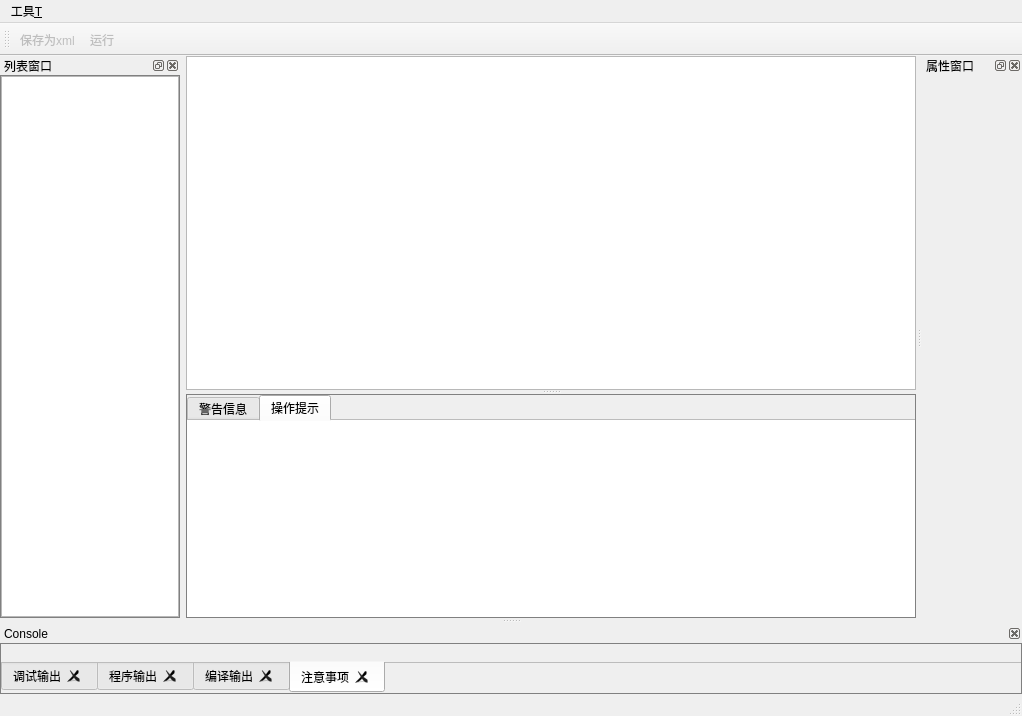
Tangzixia/Digital-Prototype, file prototype_v1202/RadarPrototype/mainwindow_radar.ui: the form before one commit.
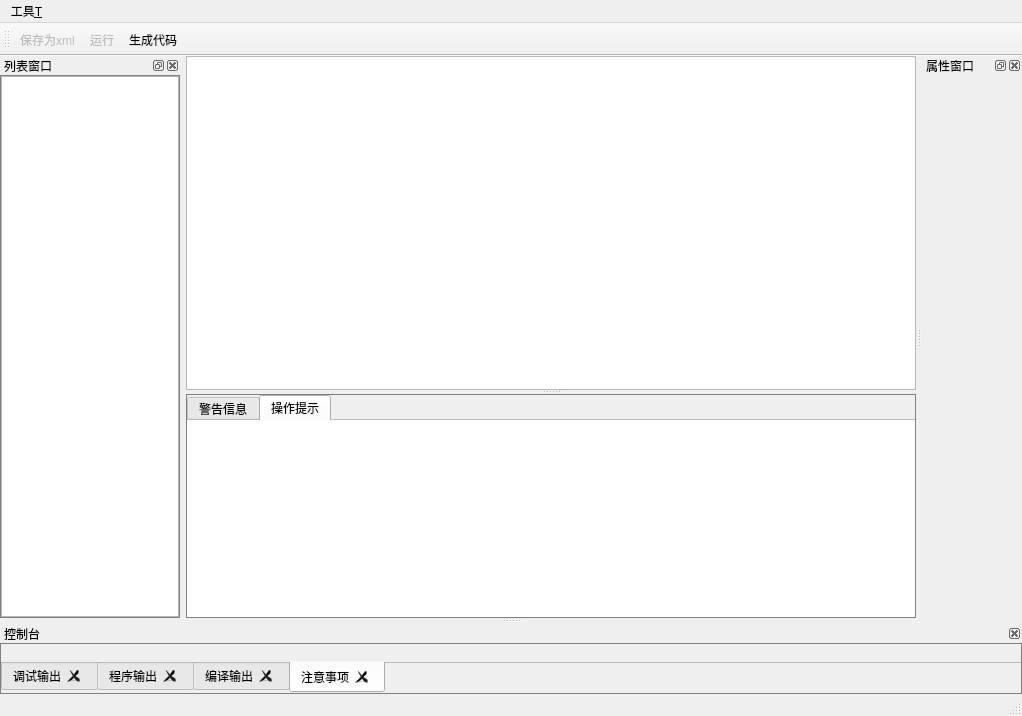
The form after the commit. Icons and pictures are not drawn. Custom widgets are drawn as their Qt base class.

The edit to the form file:
```diff
--- a/prototype_v1202/RadarPrototype/mainwindow_radar.ui
+++ b/prototype_v1202/RadarPrototype/mainwindow_radar.ui
@@ -355,6 +355,7 @@
    </attribute>
    <addaction name="actionsave"/>
    <addaction name="actionRunRadar"/>
+   <addaction name="actiongene"/>
   </widget>
   <widget class="QDockWidget" name="dockWidget">
    <property name="sizePolicy">
@@ -419,7 +420,7 @@
     <set>Qt::BottomDockWidgetArea</set>
    </property>
    <property name="windowTitle">
-    <string>Console</string>
+    <string>控制台</string>
    </property>
    <attribute name="dockWidgetArea">
     <number>8</number>
@@ -577,6 +578,15 @@
     <string>属性窗口</string>
    </property>
   </action>
+  <action name="actiongene">
+   <property name="icon">
+    <iconset resource="../Res/res.qrc">
+     <normaloff>:/img/generateCode.png</normaloff>:/img/generateCode.png</iconset>
+   </property>
+   <property name="text">
+    <string>生成代码</string>
+   </property>
+  </action>
   <zorder>dockCompList</zorder>
   <zorder>dockWidget</zorder>
   <zorder>dockWidget_3</zorder>
```
Left out of the diff: 3 changed lines with no effect on the pictures.
